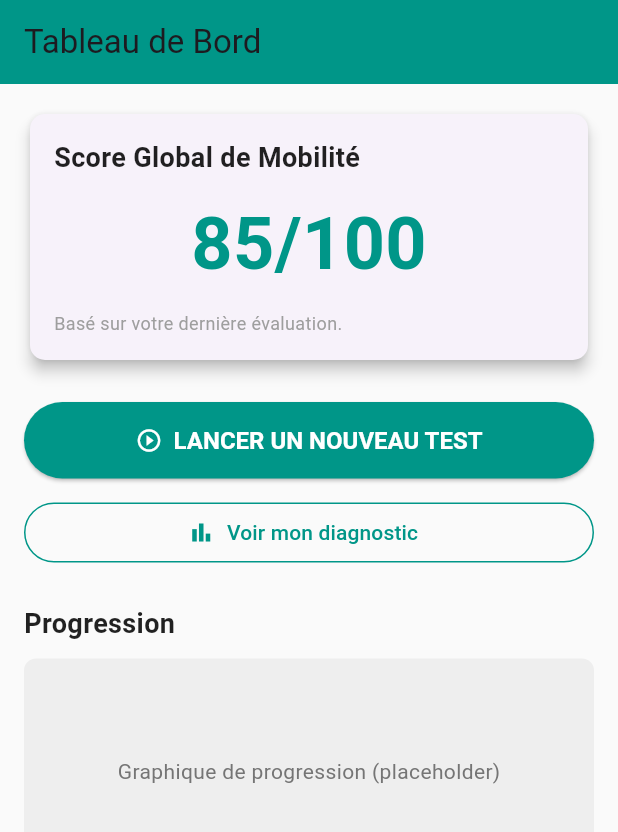
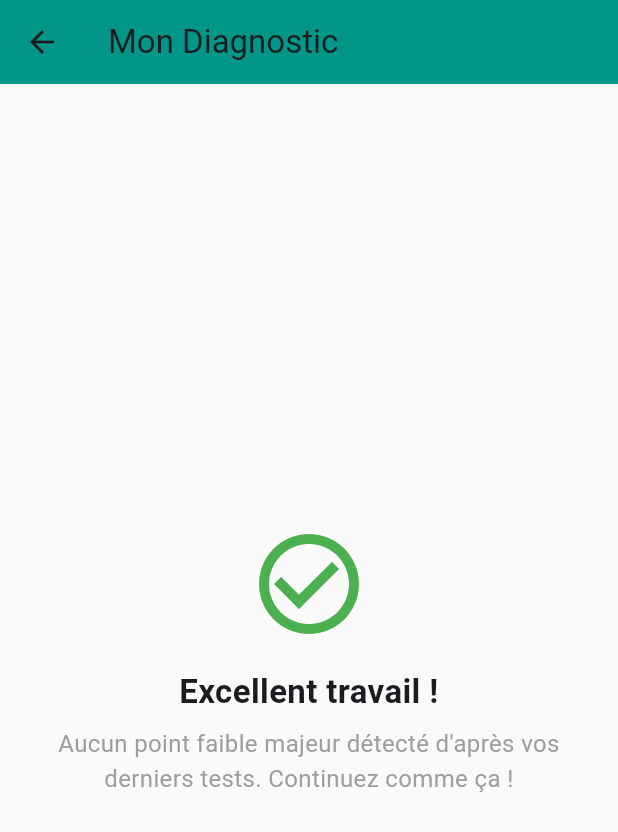
Before and after one commit to ThTe/Test-Jules-fitness, a Flutter app: the screen it shows after launch, after a tap on "Voir mon diagnostic", on a phone screen of 412 x 824 dp. Shown: the top 832 px of the screen. Run offline on Flutter 3.47's test engine with Material 3 defaults, Android fonts, the phone set to English and light mode, and no system bars.

Commit message:
feat: Implement scoring, diagnosis, and recommendation logic
This commit adds the core business logic to the application.

- Adds Replit configuration files (.replit, replit.nix) to support cloud-based development and execution.
- Integrates the `provider` package for state management.
- Implements a `TestProvider` to manage test results and application state.
- Adds a global scoring system that calculates a score out of 100 based on your latest test results.
- Implements a diagnosis feature to identify your weaknesses (tests with low scores).
- Implements a recommendation engine to suggest specific exercises based on the identified weaknesses.
- Creates a new `DiagnosisScreen` to present this information to you.

```diff
--- a/lib/data/mock_data.dart
+++ b/lib/data/mock_data.dart
@@ -1,3 +1,4 @@
+import 'package:mobility_check_progress/models/exercise.dart';
 import 'package:mobility_check_progress/models/mobility_test.dart';
 
 final List<MobilityTest> mockTests = [
@@ -32,3 +33,41 @@ final List<MobilityTest> mockTests = [
     category: 'Dos',
   ),
 ];
+
+final List<Exercise> mockExercises = [
+  Exercise(
+    id: 'e1',
+    name: '90/90 Hip Rotation',
+    description: 'Améliore la rotation interne et externe de la hanche.',
+    targetArea: 'Hanches',
+    difficulty: ExerciseDifficulty.intermediaire,
+  ),
+  Exercise(
+    id: 'e2',
+    name: 'Kneeling Psoas Stretch',
+    description: 'Étire le psoas et les fléchisseurs de la hanche.',
+    targetArea: 'Hanches',
+    difficulty: ExerciseDifficulty.debutant,
+  ),
+  Exercise(
+    id: 'e3',
+    name: 'Ankle Dorsiflexion Against Wall',
+    description: 'Mobilise l\'articulation de la cheville en flexion dorsale.',
+    targetArea: 'Chevilles',
+    difficulty: ExerciseDifficulty.debutant,
+  ),
+  Exercise(
+    id: 'e4',
+    name: 'Cat-Cow Stretch',
+    description: 'Améliore la flexion et l\'extension de la colonne vertébrale.',
+    targetArea: 'Dos',
+    difficulty: ExerciseDifficulty.debutant,
+  ),
+  Exercise(
+    id: 'e5',
+    name: 'Assisted Deep Squat Hold',
+    description: 'Aide à développer le confort et la profondeur dans la position de squat.',
+    targetArea: 'Chaîne inférieure',
+    difficulty: ExerciseDifficulty.intermediaire,
+  ),
+];
--- a/lib/main.dart
+++ b/lib/main.dart
@@ -1,8 +1,17 @@
 import 'package:flutter/material.dart';
+import 'package:mobility_check_progress/providers/test_provider.dart';
 import 'package:mobility_check_progress/screens/home/home_screen.dart';
+import 'package:provider/provider.dart';
 
 void main() {
-  runApp(const MobilityApp());
+  runApp(
+    MultiProvider(
+      providers: [
+        ChangeNotifierProvider(create: (_) => TestProvider()),
+      ],
+      child: const MobilityApp(),
+    ),
+  );
 }
 
 class MobilityApp extends StatelessWidget {
--- /dev/null
+++ b/lib/providers/test_provider.dart
@@ -0,0 +1,83 @@
+import 'dart:collection';
+import 'package:flutter/foundation.dart';
+import 'package:mobility_check_progress/data/mock_data.dart';
+import 'package:mobility_check_progress/models/mobility_test.dart';
+import 'package:mobility_check_progress/models/exercise.dart';
+import 'package:mobility_check_progress/models/test_result.dart';
+
+class TestProvider with ChangeNotifier {
+  final List<TestResult> _results = [];
+
+  // Expose an unmodifiable view of the results list
+  UnmodifiableListView<TestResult> get results => UnmodifiableListView(_results);
+
+  Map<String, TestResult> get _latestResults {
+    final Map<String, TestResult> latest = {};
+    for (var result in _results) {
+      if (!latest.containsKey(result.testId) ||
+          result.date.isAfter(latest[result.testId]!.date)) {
+        latest[result.testId] = result;
+      }
+    }
+    return latest;
+  }
+
+  int get globalScore {
+    if (mockTests.isEmpty) return 0;
+
+    final latestResults = _latestResults;
+
+    if (latestResults.isEmpty) return 0;
+
+    // Sum the scores of the latest results.
+    final totalAchievedScore =
+        latestResults.values.fold<int>(0, (sum, current) => sum + current.score);
+
+    // The maximum possible score is based on ALL available tests.
+    final maxPossibleScore =
+        mockTests.length * 2; // Max score is 2 for each test.
+
+    if (maxPossibleScore == 0) return 0;
+
+    return ((totalAchievedScore / maxPossibleScore) * 100).round();
+  }
+
+  /// Returns a list of tests where the latest score is less than 2.
+  List<MobilityTest> get weaknesses {
+    final latest = _latestResults;
+    final weakTestIds = latest.entries
+        .where((entry) => entry.value.score < 2)
+        .map((entry) => entry.key)
+        .toSet();
+
+    if (weakTestIds.isEmpty) return [];
+
+    return mockTests.where((test) => weakTestIds.contains(test.id)).toList();
+  }
+
+  /// Returns a list of exercises recommended based on the weaknesses.
+  List<Exercise> get recommendedExercises {
+    final weakCategories = weaknesses.map((test) => test.category).toSet();
+
+    if (weakCategories.isEmpty) return [];
+
+    return mockExercises
+        .where((exercise) => weakCategories.contains(exercise.targetArea))
+        .toList();
+  }
+
+  void addResult(MobilityTest test, int score) {
+    final newResult = TestResult(
+      // Using a timestamp for a unique ID for now
+      id: DateTime.now().toIso8601String(),
+      testId: test.id,
+      score: score,
+      date: DateTime.now(),
+    );
+
+    _results.add(newResult);
+
+    // Notify all listening widgets that the data has changed.
+    notifyListeners();
+  }
+}
--- /dev/null
+++ b/lib/screens/diagnosis/diagnosis_screen.dart
@@ -0,0 +1,98 @@
+import 'package:flutter/material.dart';
+import 'package:mobility_check_progress/models/exercise.dart';
+import 'package:mobility_check_progress/models/mobility_test.dart';
+import 'package:mobility_check_progress/providers/test_provider.dart';
+import 'package:provider/provider.dart';
+
+class DiagnosisScreen extends StatelessWidget {
+  const DiagnosisScreen({super.key});
+
+  @override
+  Widget build(BuildContext context) {
+    return Scaffold(
+      appBar: AppBar(
+        title: const Text('Mon Diagnostic'),
+        backgroundColor: Colors.teal,
+      ),
+      body: Consumer<TestProvider>(
+        builder: (context, testProvider, child) {
+          final weaknesses = testProvider.weaknesses;
+          final exercises = testProvider.recommendedExercises;
+
+          if (weaknesses.isEmpty) {
+            return _buildNoWeaknessesFound();
+          }
+
+          return ListView(
+            padding: const EdgeInsets.all(16.0),
+            children: [
+              _buildSectionTitle(context, 'Mes points à améliorer'),
+              ...weaknesses.map((test) => _buildWeaknessTile(test)),
+              const SizedBox(height: 24),
+              _buildSectionTitle(context, 'Exercices recommandés'),
+              ...exercises.map((exercise) => _buildExerciseTile(exercise)),
+            ],
+          );
+        },
+      ),
+    );
+  }
+
+  Widget _buildNoWeaknessesFound() {
+    return Center(
+      child: Padding(
+        padding: const EdgeInsets.all(24.0),
+        child: Column(
+          mainAxisAlignment: MainAxisAlignment.center,
+          children: const [
+            Icon(Icons.check_circle_outline, color: Colors.green, size: 80),
+            SizedBox(height: 16),
+            Text(
+              'Excellent travail !',
+              style: TextStyle(fontSize: 22, fontWeight: FontWeight.bold),
+              textAlign: TextAlign.center,
+            ),
+            SizedBox(height: 8),
+            Text(
+              'Aucun point faible majeur détecté d\'après vos derniers tests. Continuez comme ça !',
+              style: TextStyle(fontSize: 16, color: Colors.grey),
+              textAlign: TextAlign.center,
+            ),
+          ],
+        ),
+      ),
+    );
+  }
+
+  Widget _buildSectionTitle(BuildContext context, String title) {
+    return Padding(
+      padding: const EdgeInsets.only(bottom: 16.0),
+      child: Text(
+        title,
+        style: Theme.of(context).textTheme.titleLarge?.copyWith(fontWeight: FontWeight.bold),
+      ),
+    );
+  }
+
+  Widget _buildWeaknessTile(MobilityTest test) {
+    return Card(
+      margin: const EdgeInsets.only(bottom: 8),
+      child: ListTile(
+        leading: const Icon(Icons.warning_amber_rounded, color: Colors.orange),
+        title: Text(test.name),
+        subtitle: Text(test.category),
+      ),
+    );
+  }
+
+  Widget _buildExerciseTile(Exercise exercise) {
+    return Card(
+      margin: const EdgeInsets.only(bottom: 8),
+      child: ListTile(
+        leading: const Icon(Icons.fitness_center, color: Colors.teal),
+        title: Text(exercise.name),
+        subtitle: Text(exercise.targetArea),
+      ),
+    );
+  }
+}
--- a/lib/screens/guided_test/guided_test_screen.dart
+++ b/lib/screens/guided_test/guided_test_screen.dart
@@ -1,5 +1,7 @@
 import 'package:flutter/material.dart';
 import 'package:mobility_check_progress/models/mobility_test.dart';
+import 'package:mobility_check_progress/providers/test_provider.dart';
+import 'package:provider/provider.dart';
 
 class GuidedTestScreen extends StatefulWidget {
   final MobilityTest test;
@@ -66,11 +68,13 @@ class _GuidedTestScreenState extends State<GuidedTestScreen> {
             SizedBox(
               width: double.infinity,
               child: ElevatedButton(
-                onPressed: _selectedScore == null ? null : () {
-                  // TODO: Save the result using the TestResult model
-                  print('Test: ${widget.test.name}, Score: $_selectedScore');
-                  Navigator.of(context).pop(); // Go back to the list
-                },
+                onPressed: _selectedScore == null
+                    ? null
+                    : () {
+                        Provider.of<TestProvider>(context, listen: false)
+                            .addResult(widget.test, _selectedScore!);
+                        Navigator.of(context).pop(); // Go back to the list
+                      },
                 style: ElevatedButton.styleFrom(
                   backgroundColor: Colors.teal,
                   foregroundColor: Colors.white,
--- a/lib/screens/home/home_screen.dart
+++ b/lib/screens/home/home_screen.dart
@@ -1,5 +1,8 @@
 import 'package:flutter/material.dart';
+import 'package:mobility_check_progress/providers/test_provider.dart';
+import 'package:mobility_check_progress/screens/diagnosis/diagnosis_screen.dart';
 import 'package:mobility_check_progress/screens/test_list/test_list_screen.dart';
+import 'package:provider/provider.dart';
 
 class HomeScreen extends StatelessWidget {
   const HomeScreen({super.key});
@@ -14,7 +17,7 @@ class HomeScreen extends StatelessWidget {
       body: ListView(
         padding: const EdgeInsets.all(16.0),
         children: [
-          _buildScoreCard(),
+          _buildScoreCard(context),
           const SizedBox(height: 24),
           _buildQuickActions(context),
           const SizedBox(height: 24),
@@ -24,32 +27,47 @@ class HomeScreen extends StatelessWidget {
     );
   }
 
-  Widget _buildScoreCard() {
+  Widget _buildScoreCard(BuildContext context) {
     return Card(
       elevation: 4.0,
       shape: RoundedRectangleBorder(borderRadius: BorderRadius.circular(10)),
       child: Padding(
         padding: const EdgeInsets.all(16.0),
-        child: Column(
+        child: Consumer<TestProvider>(
+          builder: (context, testProvider, child) {
+            final score = testProvider.globalScore;
+            final resultsCount = testProvider.results.length;
+
+            return Column(
               crossAxisAlignment: CrossAxisAlignment.start,
-          children: const [
-            Text(
+              children: [
+                const Text(
                   'Score Global de Mobilité',
-              style: TextStyle(fontSize: 18, fontWeight: FontWeight.bold, color: Colors.black87),
+                  style: TextStyle(
+                      fontSize: 18,
+                      fontWeight: FontWeight.bold,
+                      color: Colors.black87),
                 ),
-            SizedBox(height: 10),
+                const SizedBox(height: 10),
                 Center(
                   child: Text(
-                '85/100', // Placeholder score
-                style: TextStyle(fontSize: 48, fontWeight: FontWeight.bold, color: Colors.teal),
+                    '$score/100',
+                    style: const TextStyle(
+                        fontSize: 48,
+                        fontWeight: FontWeight.bold,
+                        color: Colors.teal),
                   ),
                 ),
-            SizedBox(height: 10),
+                const SizedBox(height: 10),
                 Text(
-              'Basé sur votre dernière évaluation.', // Placeholder text
-              style: TextStyle(fontSize: 12, color: Colors.grey),
+                  resultsCount == 0
+                      ? 'Complétez un test pour voir votre score.'
+                      : 'Basé sur vos $resultsCount derniers résultats.',
+                  style: const TextStyle(fontSize: 12, color: Colors.grey),
                 ),
               ],
+            );
+          },
         ),
       ),
     );
@@ -79,7 +97,12 @@ class HomeScreen extends StatelessWidget {
         OutlinedButton.icon(
           icon: const Icon(Icons.bar_chart),
           label: const Text('Voir mon diagnostic'),
-          onPressed: () { /* TODO: Navigate to diagnosis */ },
+          onPressed: () {
+            Navigator.push(
+              context,
+              MaterialPageRoute(builder: (context) => const DiagnosisScreen()),
+            );
+          },
           style: OutlinedButton.styleFrom(
              foregroundColor: Colors.teal,
              side: const BorderSide(color: Colors.teal),
--- a/pubspec.yaml
+++ b/pubspec.yaml
@@ -11,6 +11,7 @@ environment:
 dependencies:
   flutter:
     sdk: flutter
+  provider: ^6.0.5
   cupertino_icons: ^1.0.2
 
 dev_dependencies:
```
Also changed, not shown: 2 other files. Lines whose indentation alone changed are shown as unchanged.
